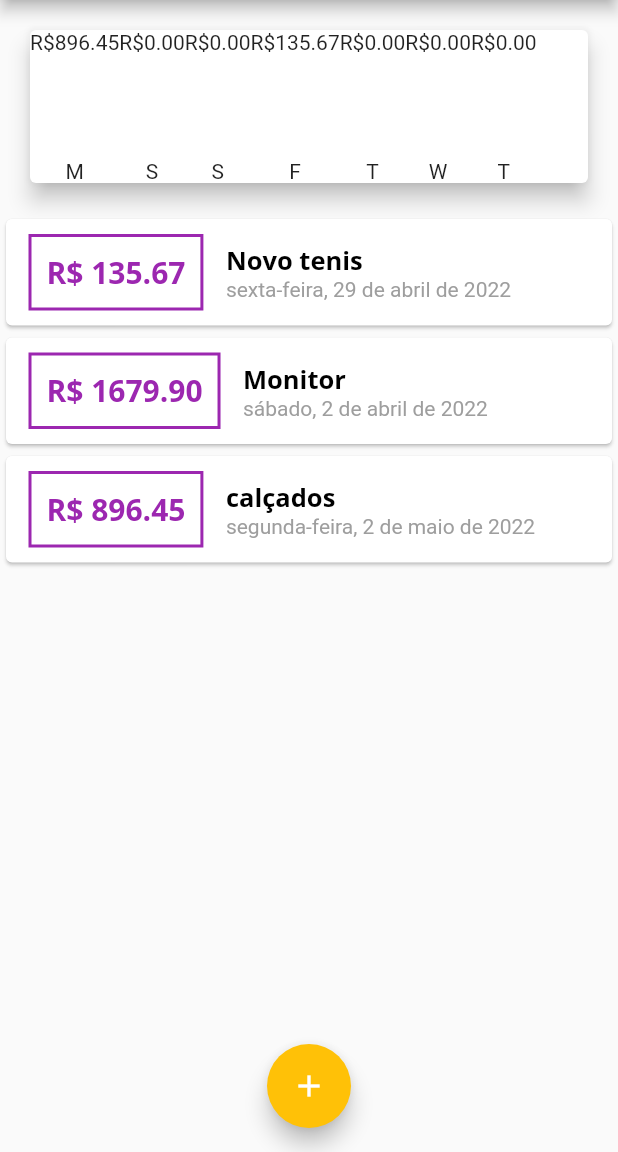
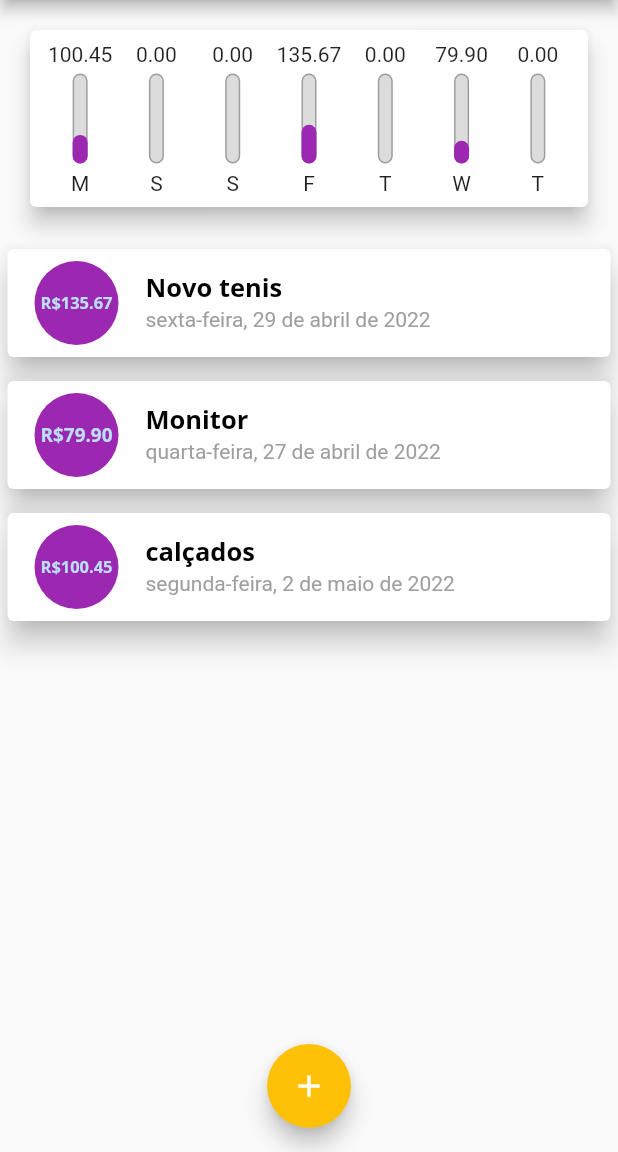
Before and after one commit to WellysonP/Depesas_Pessoais, a Flutter app: the screen it shows after launch, on a phone screen of 412 x 824 dp, the part 84-1236 px from its top. Run offline on Flutter 3.47's test engine with Material 2 defaults, Android fonts, the phone set to English and light mode, and no system bars.

Commit message:
Modificado layout da lista e finalizado percentual dos gráficos

```diff
--- a/lib/componentes/chart.dart
+++ b/lib/componentes/chart.dart
@@ -33,20 +33,31 @@ class Chart extends StatelessWidget {
     });
   }
 
+  double get _weekTotalValue {
+    return groupedTransactions.fold(0.0, (sum, tr) {
+      return sum + (tr["value"] as double);
+    });
+  }
+
   @override
   Widget build(BuildContext context) {
-    groupedTransactions;
     return Card(
       elevation: 6,
       margin: const EdgeInsets.all(20),
+      child: Padding(
+        padding: const EdgeInsets.all(8.0),
         child: Row(
+          mainAxisAlignment: MainAxisAlignment.spaceAround,
           children: groupedTransactions.map((tr) {
-          return ChartBar(
+            return Expanded(
+              child: ChartBar(
                 label: tr['day'] as String,
                 value: tr["value"] as double,
-            percentage: 0,
+                percentage: (tr["value"] as double) / _weekTotalValue,
+              ),
             );
           }).toList(),
+        ),
       ),
     );
   }
--- a/lib/componentes/chart_bar.dart
+++ b/lib/componentes/chart_bar.dart
@@ -12,12 +12,37 @@ class ChartBar extends StatelessWidget {
   Widget build(BuildContext context) {
     return Column(
       children: [
-        Text("R\$${value.toStringAsFixed(2)}"),
+        FittedBox(
+          child: Text("${value.toStringAsFixed(2)}"),
+        ),
         SizedBox(height: 5),
         Container(
           height: 60,
           width: 10,
-          child: null,
+          child: Stack(
+            alignment: Alignment.bottomCenter,
+            children: [
+              Container(
+                decoration: BoxDecoration(
+                  border: Border.all(
+                    color: Colors.grey,
+                    width: 1.0,
+                  ),
+                  color: Color.fromRGBO(220, 220, 220, 1),
+                  borderRadius: BorderRadius.circular(5),
+                ),
+              ),
+              FractionallySizedBox(
+                heightFactor: percentage,
+                child: Container(
+                  decoration: BoxDecoration(
+                    color: Theme.of(context).colorScheme.primary,
+                    borderRadius: BorderRadius.circular(5),
+                  ),
+                ),
+              )
+            ],
+          ),
         ),
         SizedBox(height: 5),
         Text(label),
--- a/lib/componentes/transactions_list.dart
+++ b/lib/componentes/transactions_list.dart
@@ -37,47 +37,40 @@ class TransactionList extends StatelessWidget {
               itemBuilder: (ctx, index) {
                 final tr = transactions[index];
                 return Card(
-                  child: Row(
-                    children: [
-                      Container(
+                  elevation: 8,
                   margin: EdgeInsets.symmetric(
-                          horizontal: 15,
-                          vertical: 10,
+                    vertical: 8,
+                    horizontal: 5,
                   ),
-                        decoration: BoxDecoration(
-                          border: Border.all(
-                            color: Theme.of(context).colorScheme.primary,
-                            width: 2,
-                          ),
-                        ),
-                        padding: EdgeInsets.all(10),
+                  child: ListTile(
+                    leading: CircleAvatar(
+                      radius: 30,
+                      backgroundColor: Theme.of(context).colorScheme.primary,
+                      child: Padding(
+                        padding: const EdgeInsets.all(6.0),
+                        child: FittedBox(
                           child: Text(
-                          "R\$ ${tr.value.toStringAsFixed(2)}",
+                            "R\$${tr.value.toStringAsFixed(2)}",
                             style: TextStyle(
                               fontFamily: "OpenSans",
                               fontWeight: FontWeight.bold,
                               fontSize: 20,
-                            color: Theme.of(context).colorScheme.primary,
                             ),
                           ),
                         ),
-                      Column(
-                        crossAxisAlignment: CrossAxisAlignment.start,
-                        children: [
-                          Text(
+                      ),
+                    ),
+                    title: Text(
                       tr.title,
                       style: Theme.of(context).textTheme.headline6,
                     ),
-                          Text(
+                    subtitle: Text(
                       DateFormat("EEEE, d 'de' MMMM 'de' y", "pt_BR")
                           .format(tr.date),
                       style: TextStyle(
                         color: Colors.grey,
                       ),
                     ),
-                        ],
-                      ),
-                    ],
                   ),
                 );
               },
--- a/lib/main.dart
+++ b/lib/main.dart
@@ -61,12 +61,12 @@ class _MyHomePageState extends State<MyHomePage> {
     Transaction(
         id: "t2",
         title: "Monitor",
-        value: 1679.90,
-        date: DateTime.now().subtract(Duration(days: 30))),
+        value: 79.90,
+        date: DateTime.now().subtract(Duration(days: 5))),
     Transaction(
       id: "t3",
       title: "calçados",
-      value: 896.45,
+      value: 100.45,
       date: DateTime.now(),
     ),
   ];
```
Lines whose indentation alone changed are shown as unchanged.
